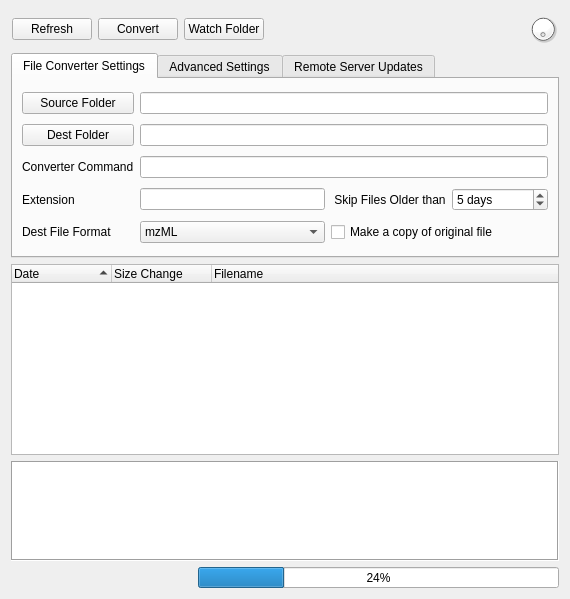
Above: src/mzwatcher/mzWatcherGui.ui from eugenemel/maven before the change. Below: the same form after it.
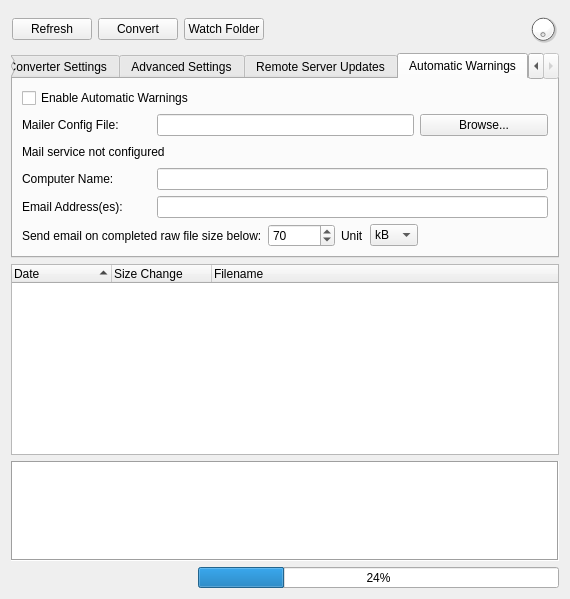
That is the form after the change. The open tabs and pages were chosen to show the change. Icons and pictures are not drawn.

Commit message: Issue 859: Implementation of new Automatic Warnings tab in mzwatcher.

```diff
--- a/src/mzwatcher/mzWatcherGui.ui
+++ b/src/mzwatcher/mzWatcherGui.ui
@@ -484,6 +484,124 @@
        </item>
       </layout>
      </widget>
+     <widget class="QWidget" name="tab_3">
+      <attribute name="title">
+       <string>Automatic Warnings</string>
+      </attribute>
+      <layout class="QGridLayout" name="gridLayout_5">
+       <item row="0" column="0" colspan="4">
+        <widget class="QCheckBox" name="automaticWarningsCheckBox">
+         <property name="text">
+          <string>Enable Automatic Warnings</string>
+         </property>
+        </widget>
+       </item>
+       <item row="1" column="0">
+        <widget class="QLabel" name="label_17">
+         <property name="text">
+          <string>Mailer Config File:</string>
+         </property>
+        </widget>
+       </item>
+       <item row="1" column="1" colspan="2">
+        <widget class="QLineEdit" name="mailerConfigFileEdit"/>
+       </item>
+       <item row="1" column="3">
+        <widget class="QPushButton" name="mailerConfigFileButton">
+         <property name="text">
+          <string>Browse...</string>
+         </property>
+        </widget>
+       </item>
+       <item row="2" column="0" colspan="4">
+        <widget class="QLabel" name="mailerConfigStatusLabel">
+         <property name="text">
+          <string>Mail service not configured</string>
+         </property>
+        </widget>
+       </item>
+       <item row="3" column="0">
+        <widget class="QLabel" name="label_13">
+         <property name="text">
+          <string>Computer Name:</string>
+         </property>
+        </widget>
+       </item>
+       <item row="3" column="1" colspan="3">
+        <widget class="QLineEdit" name="warningComputerNameEdit"/>
+       </item>
+       <item row="4" column="0">
+        <widget class="QLabel" name="label_14">
+         <property name="text">
+          <string>Email Address(es):</string>
+         </property>
+        </widget>
+       </item>
+       <item row="4" column="1" colspan="3">
+        <widget class="QLineEdit" name="warningEmailAddressesEdit"/>
+       </item>
+       <item row="5" column="0" colspan="4">
+        <layout class="QHBoxLayout" name="horizontalLayout_warningThreshold">
+         <item>
+          <widget class="QLabel" name="label_15">
+           <property name="text">
+            <string>Send email on completed raw file size below:</string>
+           </property>
+          </widget>
+         </item>
+         <item>
+          <widget class="QSpinBox" name="warningThresholdSpinBox">
+           <property name="maximum">
+            <number>1000000000</number>
+           </property>
+           <property name="value">
+            <number>70</number>
+           </property>
+          </widget>
+         </item>
+         <item>
+          <widget class="QLabel" name="label_16">
+           <property name="text">
+            <string>Unit</string>
+           </property>
+          </widget>
+         </item>
+         <item>
+          <widget class="QComboBox" name="warningThresholdUnitBox">
+           <item>
+            <property name="text">
+             <string>kB</string>
+            </property>
+           </item>
+           <item>
+            <property name="text">
+             <string>MB</string>
+            </property>
+           </item>
+           <item>
+            <property name="text">
+             <string>GB</string>
+            </property>
+           </item>
+          </widget>
+         </item>
+         <item>
+          <spacer name="horizontalSpacer_warningThreshold">
+           <property name="orientation">
+            <enum>Qt::Orientation::Horizontal</enum>
+           </property>
+           <property name="sizeHint" stdset="0">
+            <size>
+             <width>40</width>
+             <height>20</height>
+            </size>
+           </property>
+          </spacer>
+         </item>
+        </layout>
+       </item>
+      </layout>
+     </widget>
     </widget>
    </item>
    <item row="0" column="0" colspan="3">
```
The commit also changes 3 other files.
